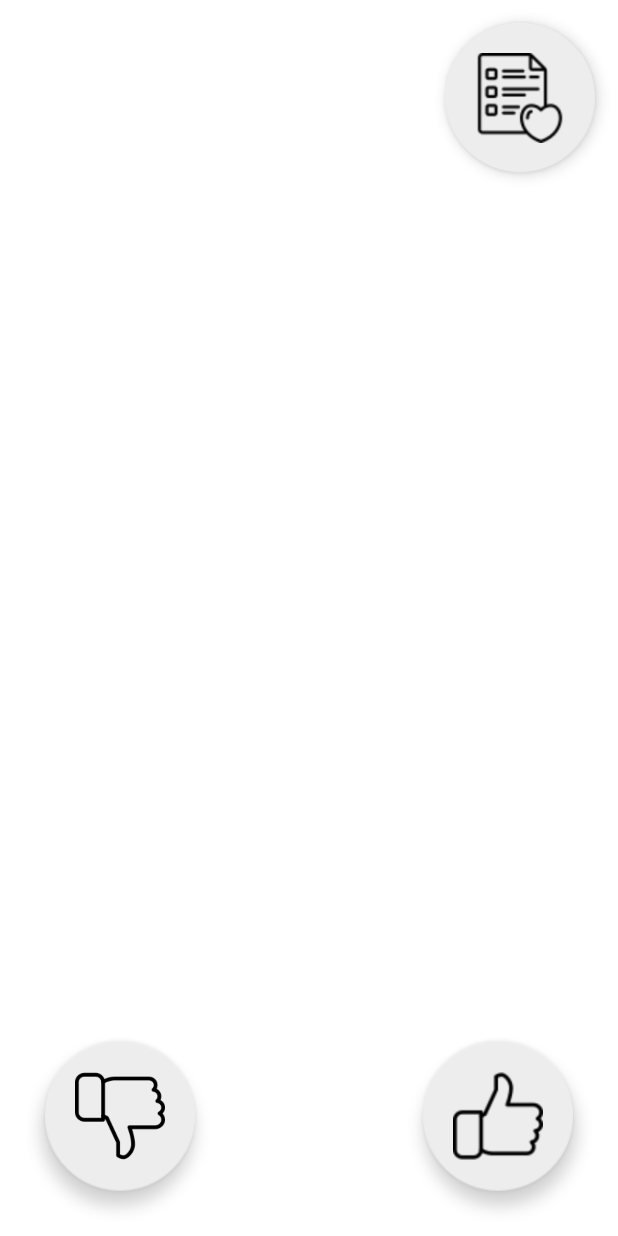
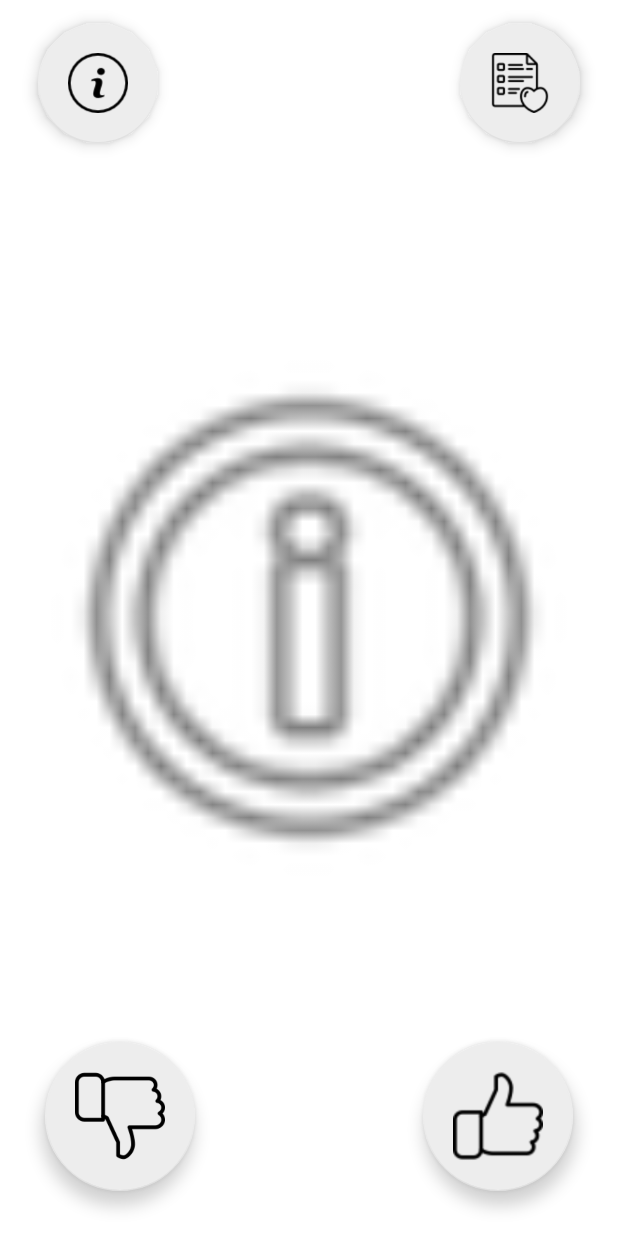
Before and after one commit to DanaKeli/WB_Week_Eight_3_Cats, an Android app: the screen it shows after launch (MainActivity), on a phone screen of 412 x 824 dp. Run offline under Robolectric (Android 15) with nearby library versions, the phone set to English and light mode, and no system bars; our stand-ins replace Room's generated code; libraries missing offline, so code that uses them is left out: com.facebook.drawee; plain views replace SimpleDraweeView; pictures from the network do not load; 2 statements that could not run were skipped.

Commit message:
добавлен фрагмент info и навигация

```diff
--- a/app/src/main/java/com/example/catsapp/ui/CatFragment.kt
+++ b/app/src/main/java/com/example/catsapp/ui/CatFragment.kt
@@ -7,6 +7,11 @@ import android.view.ViewGroup
 import androidx.fragment.app.Fragment
 import androidx.fragment.app.FragmentManager
 import androidx.lifecycle.ViewModelProvider
+import androidx.navigation.NavController
+import androidx.navigation.Navigation
+import androidx.navigation.findNavController
+import androidx.navigation.fragment.NavHostFragment
+import androidx.navigation.fragment.findNavController
 import com.example.catsapp.R
 import com.example.catsapp.databinding.FragmentCatBinding
 import com.facebook.drawee.backends.pipeline.Fresco
@@ -18,7 +23,6 @@ class CatFragment : Fragment() {
 
     private var _binding: FragmentCatBinding? = null
     private val binding get() = _binding!!
-    private lateinit var fm: FragmentManager
     private lateinit var vm: CatVM
 
     override fun onCreateView(
@@ -28,15 +32,21 @@ class CatFragment : Fragment() {
         Fresco.initialize(context)
         _binding = FragmentCatBinding.inflate(inflater, container, false)
         vm = ViewModelProvider(requireActivity())[CatVM::class.java]
-        fm = requireActivity().supportFragmentManager
-
-
-        initViews()
+        setImage()
         return binding.root
     }
 
-    private fun initViews() {
-        setImage()
+    override fun onViewCreated(view: View, savedInstanceState: Bundle?) {
+        super.onViewCreated(view, savedInstanceState)
+        initListeners()
+    }
+
+    private fun initListeners() {
+        val navHostFragment = requireActivity()
+            .supportFragmentManager
+            .findFragmentById(R.id.nav_host_fragment) as NavHostFragment
+        val nc = navHostFragment.navController
+
         binding.apply {
             btnLike.setOnClickListener {
                 vm.onLike()
@@ -46,10 +56,10 @@ class CatFragment : Fragment() {
                 setImage()
             }
             btnFavorite.setOnClickListener {
-                fm.beginTransaction()
-                    .addToBackStack("")
-                    .replace(R.id.main_container, FavoriteFragment())
-                    .commit()
+                nc.navigate(R.id.action_catFragment_to_favoriteFragment)
+            }
+            btnInfo.setOnClickListener {
+                nc.navigate(R.id.action_catFragment_to_infoFragment)
             }
         }
     }
--- a/app/src/main/res/layout/activity_main.xml
+++ b/app/src/main/res/layout/activity_main.xml
@@ -1,11 +1,18 @@
 <?xml version="1.0" encoding="utf-8"?>
-<androidx.fragment.app.FragmentContainerView xmlns:android="http://schemas.android.com/apk/res/android"
+<FrameLayout xmlns:android="http://schemas.android.com/apk/res/android"
+    xmlns:app="http://schemas.android.com/apk/res-auto"
     xmlns:tools="http://schemas.android.com/tools"
     android:id="@+id/main_container"
-    android:name="com.example.catsapp.ui.CatFragment"
     android:layout_width="match_parent"
     android:layout_height="match_parent"
-    tools:context=".ui.MainActivity"
-    tools:layout="@layout/fragment_cat">
+    tools:context=".ui.MainActivity">
 
-</androidx.fragment.app.FragmentContainerView>
+    <androidx.fragment.app.FragmentContainerView
+        android:id="@+id/nav_host_fragment"
+        android:name="androidx.navigation.fragment.NavHostFragment"
+        android:layout_width="match_parent"
+        android:layout_height="match_parent"
+        app:defaultNavHost="true"
+        app:navGraph="@navigation/nav_graph" />
+
+</FrameLayout>
--- a/app/src/main/res/layout/fragment_cat.xml
+++ b/app/src/main/res/layout/fragment_cat.xml
@@ -11,7 +11,20 @@
         android:id="@+id/ivCat"
         android:layout_width="match_parent"
         android:layout_height="match_parent"
+        android:src="@android:drawable/ic_menu_info_details"
         fresco:actualImageScaleType="centerCrop" />
+
+    <com.google.android.material.floatingactionbutton.FloatingActionButton
+        android:id="@+id/btnInfo"
+        android:layout_width="wrap_content"
+        android:layout_height="wrap_content"
+        android:layout_marginStart="25dp"
+        android:layout_marginTop="15dp"
+        android:src="@drawable/info"
+        app:fabCustomSize="80dp"
+        app:layout_constraintStart_toStartOf="parent"
+        app:layout_constraintTop_toTopOf="parent"
+        app:maxImageSize="40dp" />
 
 
     <com.google.android.material.floatingactionbutton.FloatingActionButton
@@ -19,12 +32,12 @@
         android:layout_width="wrap_content"
         android:layout_height="wrap_content"
         android:layout_marginTop="15dp"
-        android:layout_marginEnd="15dp"
+        android:layout_marginEnd="25dp"
         android:src="@drawable/wish_list"
-        app:fabCustomSize="100dp"
+        app:fabCustomSize="80dp"
         app:layout_constraintEnd_toEndOf="parent"
         app:layout_constraintTop_toTopOf="parent"
-        app:maxImageSize="60dp" />
+        app:maxImageSize="40dp" />
 
     <com.google.android.material.floatingactionbutton.FloatingActionButton
         android:id="@+id/btnLike"
--- /dev/null
+++ b/app/src/main/res/navigation/nav_graph.xml
@@ -0,0 +1,35 @@
+<?xml version="1.0" encoding="utf-8"?>
+<navigation xmlns:android="http://schemas.android.com/apk/res/android"
+    xmlns:app="http://schemas.android.com/apk/res-auto"
+    xmlns:tools="http://schemas.android.com/tools"
+    android:id="@+id/nav_graph"
+    app:startDestination="@id/catFragment">
+
+    <fragment
+        android:id="@+id/catFragment"
+        android:name="com.example.catsapp.ui.CatFragment"
+        android:label="Cat"
+        tools:layout="@layout/fragment_cat">
+        <action
+            android:id="@+id/action_catFragment_to_infoFragment"
+            app:destination="@id/infoFragment"
+            app:popUpTo="@layout/fragment_cat" />
+        <action
+            android:id="@+id/action_catFragment_to_favoriteFragment"
+            app:destination="@id/favoriteFragment"
+            app:popUpTo="@layout/fragment_cat" />
+    </fragment>
+
+    <fragment
+        android:id="@+id/favoriteFragment"
+        android:name="com.example.catsapp.ui.FavoriteFragment"
+        android:label="Favorite"
+        tools:layout="@layout/fragment_favorite" />
+
+    <fragment
+        android:id="@+id/infoFragment"
+        android:name="com.example.catsapp.ui.InfoFragment"
+        android:label="Info"
+        tools:layout="@layout/fragment_info" />
+
+</navigation>
--- a/app/src/main/res/values/strings.xml
+++ b/app/src/main/res/values/strings.xml
@@ -1,4 +1,8 @@
 <resources>
     <string name="app_name">CatsApp</string>
     <string name="hello_blank_fragment">Hello blank fragment</string>
+    <string name="about">О приложении</string>
+    <string name="name">Developer: Dana Keli</string>
+    <string name="date">Date of creation: 30.05.2022</string>
+    <string name="link">https://github.com/DanaKeli/WB_Week_Eight_3_Cats</string>
 </resources>
```
Also changed, not shown: app/build.gradle (+6 -1 lines), app/src/main/java/com/example/catsapp/ui/InfoFragment.kt (added, +30 -0 lines), app/src/main/res/layout/fragment_info.xml (added, +48 -0 lines), app/src/main/res/drawable/info.png (added).
